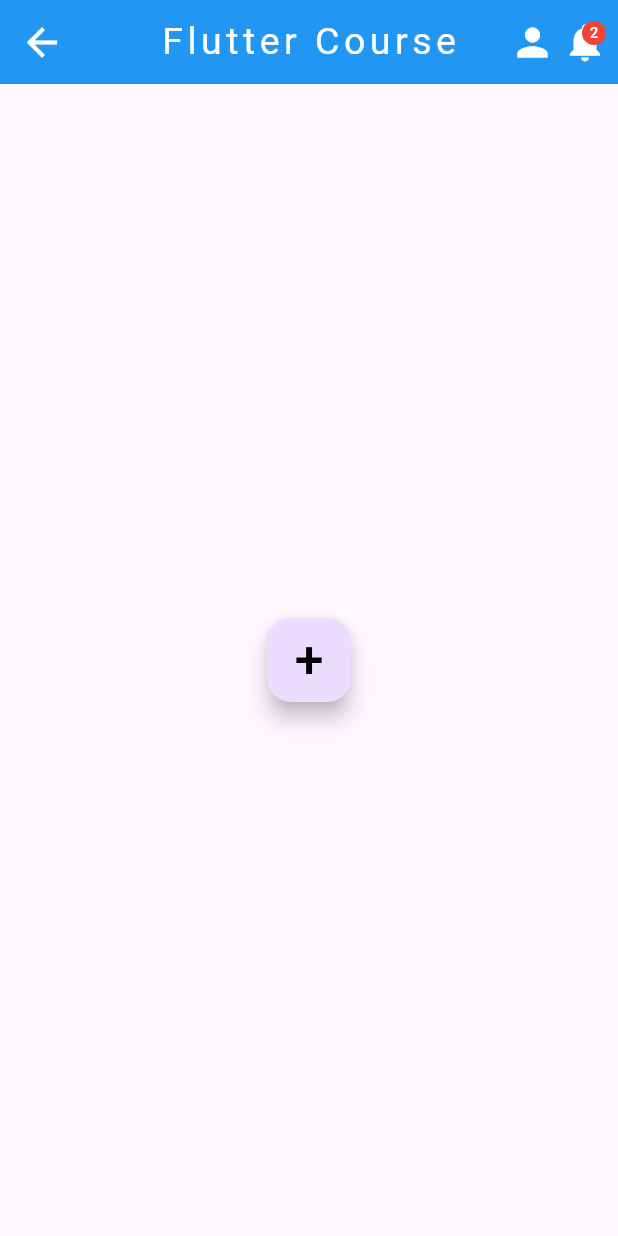
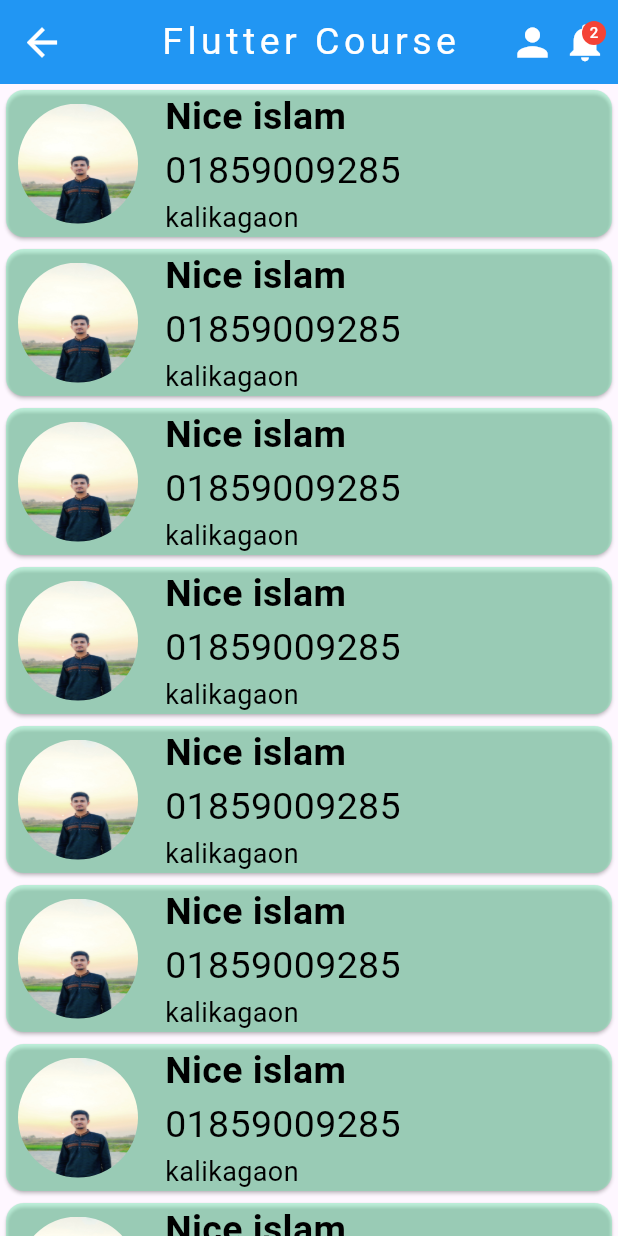
Before and after one commit to niceislam/practise, a Flutter app: the screen it shows after launch, on a phone screen of 412 x 824 dp. Run offline on Flutter 3.47's test engine with Material 3 defaults, Android fonts, the light colour scheme and no system bars.

Commit message:
Listview and Customwidget

```diff
--- a/lib/main.dart
+++ b/lib/main.dart
@@ -3,7 +3,7 @@ import 'package:flutter/material.dart';
 
 import 'my_app/home_screen.dart';
 
-void main() {
+void main(){
   runApp(MyApp());
 }
 
@@ -12,6 +12,9 @@ class MyApp extends StatelessWidget {
 
   @override
   Widget build(BuildContext context) {
-    return MaterialApp(debugShowCheckedModeBanner: false, home: AppHome());
+    return MaterialApp(
+      debugShowCheckedModeBanner: false,
+      home: HomeScreen(),
+    );
   }
 }
--- /dev/null
+++ b/lib/my_app/all_widget.dart
@@ -0,0 +1,70 @@
+import 'package:flutter/material.dart';
+
+class CardWidget extends StatelessWidget {
+  const CardWidget({
+    super.key,
+    this.name,
+    this.phone,
+    this.address,
+    this.image,
+  });
+  final String? name;
+  final String? phone;
+  final String? address;
+  final String? image;
+
+  @override
+  Widget build(BuildContext context) {
+    return Card(
+      color: Colors.greenAccent.withAlpha(100),
+      child: SizedBox(
+        width: double.infinity,
+        child: Row(
+          mainAxisSize: MainAxisSize.min,
+          mainAxisAlignment: MainAxisAlignment.start,
+          children: [
+            Padding(
+              padding: const EdgeInsets.all(8.0),
+              child: Container(
+                width: 80,
+                height: 80,
+                decoration: BoxDecoration(
+                  shape: BoxShape.circle,
+                  image: DecorationImage(
+                    fit: BoxFit.fill,
+                    image: AssetImage(
+                      "${image}",
+                    ),
+                  ),
+                ),
+              ),
+            ),
+            SizedBox(width: 10),
+            Column(
+              crossAxisAlignment: CrossAxisAlignment.start,
+              mainAxisSize: MainAxisSize.min,
+              children: [
+                Text(
+                  "${name}",
+                  style: TextStyle(
+                    color: Colors.black,
+                    fontSize: 25,
+                    fontWeight: FontWeight.bold,
+                  ),
+                ),
+                Text(
+                  "${phone}",
+                  style: TextStyle(color: Colors.black, fontSize: 25),
+                ),
+                Text(
+                  "${address}",
+                  style: TextStyle(color: Colors.black, fontSize: 18),
+                ),
+              ],
+            ),
+          ],
+        ),
+      ),
+    );
+  }
+}
--- a/lib/my_app/home_screen.dart
+++ b/lib/my_app/home_screen.dart
@@ -1,10 +1,15 @@
-import 'dart:developer';
-
 import 'package:flutter/material.dart';
 
-class AppHome extends StatelessWidget {
-  const AppHome({super.key});
+import 'all_widget.dart';
 
+class HomeScreen extends StatefulWidget {
+  const HomeScreen({super.key});
+
+  @override
+  State<HomeScreen> createState() => _HomeScreenState();
+}
+
+class _HomeScreenState extends State<HomeScreen> {
   @override
   Widget build(BuildContext context) {
     return Scaffold(
@@ -50,13 +55,63 @@ class AppHome extends StatelessWidget {
           ),
         ],
       ),
-      body: Center(
-        child: FloatingActionButton(
-          onPressed: () {},
-          child: Text("+", style: TextStyle( fontSize: 35)),
-          foregroundColor: Colors.black,
-        ),
-
+      body: ListView(
+        children: [
+          CardWidget(
+            name: "Nice islam",
+            phone: "01859009285",
+            address: "kalikagaon",
+            image: "assets/image/Nice2.jpg",
+          ),
+          CardWidget(
+            name: "Nice islam",
+            phone: "01859009285",
+            address: "kalikagaon",
+            image: "assets/image/Nice2.jpg",
+          ),
+          CardWidget(
+            name: "Nice islam",
+            phone: "01859009285",
+            address: "kalikagaon",
+            image: "assets/image/Nice2.jpg",
+          ),
+          CardWidget(
+            name: "Nice islam",
+            phone: "01859009285",
+            address: "kalikagaon",
+            image: "assets/image/Nice2.jpg",
+          ),
+          CardWidget(
+            name: "Nice islam",
+            phone: "01859009285",
+            address: "kalikagaon",
+            image: "assets/image/Nice2.jpg",
+          ),
+          CardWidget(
+            name: "Nice islam",
+            phone: "01859009285",
+            address: "kalikagaon",
+            image: "assets/image/Nice2.jpg",
+          ),
+          CardWidget(
+            name: "Nice islam",
+            phone: "01859009285",
+            address: "kalikagaon",
+            image: "assets/image/Nice2.jpg",
+          ),
+          CardWidget(
+            name: "Nice islam",
+            phone: "01859009285",
+            address: "kalikagaon",
+            image: "assets/image/Nice2.jpg",
+          ),
+          CardWidget(
+            name: "Nice islam",
+            phone: "01859009285",
+            address: "kalikagaon",
+            image: "assets/image/Nice2.jpg",
+          ),
+        ],
       ),
     );
   }
```
Also changed, not shown: assets/image/NotFound.jpg (added).
